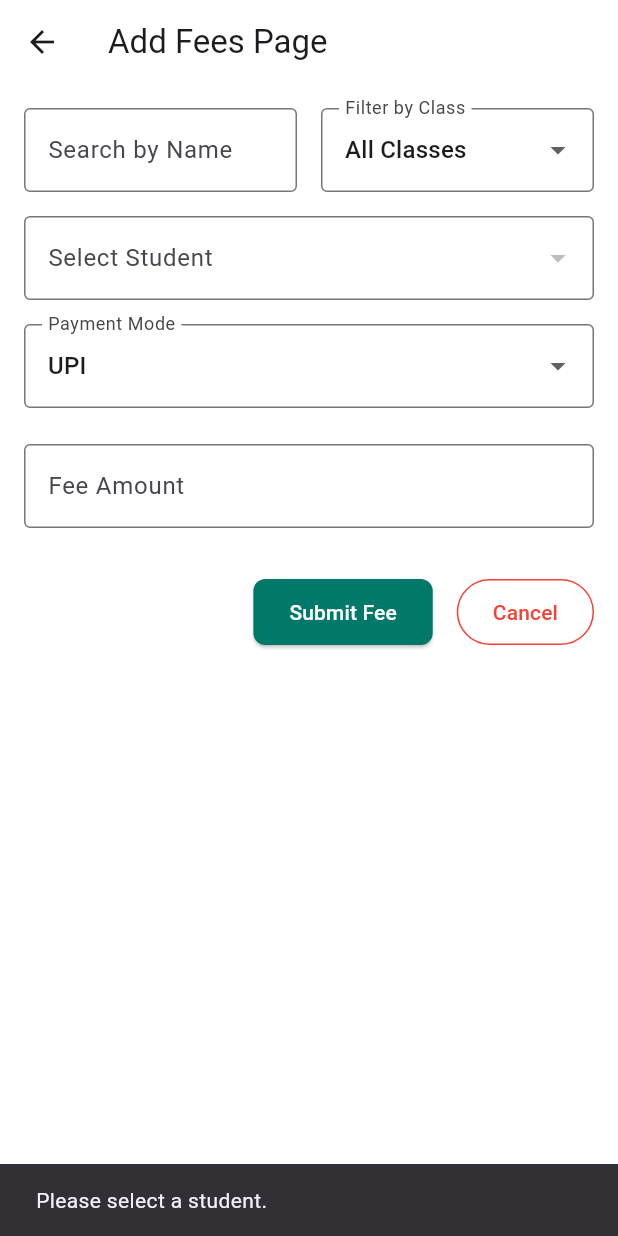
After one commit to Ashishgithubnew/apk-sms, a Flutter app: the AddFeesScreen screen opened directly, after a tap on "All Classes", after a tap on "Submit Fee", on a phone screen of 412 x 824 dp. The commit adds this screen. Run offline on Flutter 3.47's test engine with Material 3 defaults, Android fonts, the phone set to English and light mode, and no system bars; our stand-ins replace animate_do, shared_preferences; accounts and stored records are empty; network calls fail.

Commit message:
create student fees

```diff
--- /dev/null
+++ b/lib/Screens/Finance/add_fees_screen.dart
@@ -0,0 +1,356 @@
+import 'package:flutter/material.dart';
+import 'package:http/http.dart' as http;
+import 'dart:convert';
+import 'package:shared_preferences/shared_preferences.dart';
+
+// Import student_fees_screen.dart to access Student and FamilyDetails classes
+import 'student_fees_screen.dart';
+
+class AddFeesScreen extends StatefulWidget {
+  const AddFeesScreen({Key? key}) : super(key: key);
+
+  @override
+  State<AddFeesScreen> createState() => _AddFeesScreenState();
+}
+
+class _AddFeesScreenState extends State<AddFeesScreen> {
+  List<Student> _allStudents = [];
+  List<Student> _filteredStudents = [];
+  Student? _selectedStudent;
+  final TextEditingController _searchController = TextEditingController();
+  final TextEditingController _feeAmountController = TextEditingController();
+  String? _selectedPaymentMode = 'UPI'; // Default payment mode
+  final List<String> _paymentModes = ['UPI', 'Cash', 'Card', 'Bank Transfer'];
+  String? _selectedClassFilter;
+  final List<String> _classFilters = [
+    'Nursery',
+    'LKG',
+    'UKG',
+    '1st',
+    '2nd',
+    '3rd',
+    '4th',
+    '5th',
+    '6th',
+    '7th',
+    '8th',
+    '9th',
+    '10th',
+    '11th',
+    '12th'
+  ]; // Example classes
+
+  @override
+  void initState() {
+    super.initState();
+    _fetchStudents();
+    _searchController.addListener(_filterStudents);
+  }
+
+  @override
+  void dispose() {
+    _searchController.removeListener(_filterStudents);
+    _searchController.dispose();
+    _feeAmountController.dispose();
+    super.dispose();
+  }
+
+  Future<String?> getToken() async {
+    SharedPreferences prefs = await SharedPreferences.getInstance();
+    return prefs.getString('authToken');
+  }
+
+  Future<void> _fetchStudents() async {
+    try {
+      final token = await getToken();
+      final url = Uri.parse('https://s-m-s-keyw.onrender.com/student/findAllStudent');
+      final response = await http.get(
+        url,
+        headers: {
+          'Content-Type': 'application/json',
+          'Authorization': 'Bearer $token',
+        },
+      );
+      if (response.statusCode == 200) {
+        final List<dynamic> jsonList = json.decode(response.body);
+        setState(() {
+          _allStudents =
+              jsonList.map((json) => Student.fromJson(json)).toList();
+          _filteredStudents =
+              _allStudents; // Initialize filtered students with all students
+        });
+      } else {
+        throw Exception('Failed to load students: ${response.statusCode}');
+      }
+    } catch (e) {
+      if (mounted) { // Check if the widget is still mounted before showing SnackBar
+        ScaffoldMessenger.of(context).showSnackBar(
+          SnackBar(content: Text('Failed to load students: $e')),
+        );
+      }
+    }
+  }
+
+  void _filterStudents() {
+    final query = _searchController.text.toLowerCase();
+    setState(() {
+      _filteredStudents = _allStudents.where((student) {
+        final matchesName = student.name.toLowerCase().contains(query);
+        final matchesClass = _selectedClassFilter == null ||
+            student.cls?.toLowerCase() == _selectedClassFilter!.toLowerCase();
+        return matchesName && matchesClass;
+      }).toList();
+      // If the selected student is no longer in the filtered list, deselect them
+      if (_selectedStudent != null &&
+          !_filteredStudents.contains(_selectedStudent)) {
+        _selectedStudent = null;
+      }
+    });
+  }
+
+  void _applyClassFilter(String? className) {
+    setState(() {
+      _selectedClassFilter = className;
+      _filterStudents(); // Re-filter based on the new class selection
+    });
+  }
+
+  Future<void> _submitFee() async {
+    // Dismiss the keyboard if it's open
+    FocusScope.of(context).unfocus();
+
+    if (_selectedStudent == null) {
+      ScaffoldMessenger.of(context).showSnackBar(
+        const SnackBar(content: Text('Please select a student.')),
+      );
+      return;
+    }
+    if (_feeAmountController.text.isEmpty) {
+      ScaffoldMessenger.of(context).showSnackBar(
+        const SnackBar(content: Text('Please enter fee amount.')),
+      );
+      return;
+    }
+    if (_selectedPaymentMode == null) {
+      ScaffoldMessenger.of(context).showSnackBar(
+        const SnackBar(content: Text('Please select a payment mode.')),
+      );
+      return;
+    }
+
+    final feeAmount = double.tryParse(_feeAmountController.text);
+    if (feeAmount == null || feeAmount <= 0) {
+      ScaffoldMessenger.of(context).showSnackBar(
+        const SnackBar(content: Text('Please enter a valid fee amount.')),
+      );
+      return;
+    }
+
+    final token = await getToken();
+    final url = Uri.parse('https://s-m-s-keyw.onrender.com/student/saveFees');
+    final payload = json.encode({
+      "id": _selectedStudent!.id,
+      "fee": feeAmount,
+      "paymentMode": _selectedPaymentMode,
+    });
+
+    try {
+      final response = await http.post(
+        url,
+        headers: {
+          'Content-Type': 'application/json',
+          'Authorization': 'Bearer $token',
+        },
+        body: payload,
+      );
+
+      if (response.statusCode == 200) {
+        if (mounted) {
+          ScaffoldMessenger.of(context).showSnackBar(
+            const SnackBar(content: Text('Fee submitted successfully!')),
+          );
+          Navigator.pop(context, true); // Pop with true to indicate success
+        }
+      } else {
+        if (mounted) {
+          ScaffoldMessenger.of(context).showSnackBar(
+            SnackBar(
+                content: Text('Failed to submit fee: ${response.body}')),
+          );
+        }
+      }
+    } catch (e) {
+      if (mounted) {
+        ScaffoldMessenger.of(context).showSnackBar(
+          SnackBar(content: Text('Error submitting fee: $e')),
+        );
+      }
+    }
+  }
+
+  @override
+  Widget build(BuildContext context) {
+    return Scaffold(
+      appBar: AppBar(
+        title: const Text('Add Fees Page'),
+      ),
+      body: GestureDetector( // Added GestureDetector to dismiss keyboard on tap outside
+        onTap: () {
+          FocusScope.of(context).unfocus();
+        },
+        child: SingleChildScrollView(
+          padding: const EdgeInsets.all(16.0),
+          child: Column(
+            crossAxisAlignment: CrossAxisAlignment.start,
+            children: [
+              Row(
+                children: [
+                  Expanded(
+                    child: TextField(
+                      controller: _searchController,
+                      decoration: const InputDecoration(
+                        labelText: 'Search by Name',
+                        hintText: 'Search student name',
+                        border: OutlineInputBorder(),
+                      ),
+                    ),
+                  ),
+                  const SizedBox(width: 16),
+                  Expanded(
+                    child: DropdownButtonFormField<String>(
+                      value: _selectedClassFilter,
+                      decoration: const InputDecoration(
+                        labelText: 'Filter by Class',
+                        border: OutlineInputBorder(),
+                      ),
+                      items: [
+                        const DropdownMenuItem(
+                          value: null,
+                          child: Text('All Classes'),
+                        ),
+                        ..._classFilters.map((cls) => DropdownMenuItem(
+                              value: cls,
+                              child: Text(cls),
+                            )),
+                      ],
+                      onChanged: (value) {
+                        // Dismiss keyboard before changing dropdown value
+                        FocusScope.of(context).unfocus();
+                        _applyClassFilter(value);
+                      },
+                    ),
+                  ),
+                ],
+              ),
+              const SizedBox(height: 16),
+              DropdownButtonFormField<Student>(
+                value: _selectedStudent,
+                decoration: const InputDecoration(
+                  labelText: 'Select Student',
+                  border: OutlineInputBorder(),
+                ),
+                onChanged: (Student? newValue) {
+                  // Dismiss keyboard before changing dropdown value
+                  FocusScope.of(context).unfocus();
+                  setState(() {
+                    _selectedStudent = newValue;
+                  });
+                },
+                items: _filteredStudents.map<DropdownMenuItem<Student>>(
+                  (Student student) {
+                    return DropdownMenuItem<Student>(
+                      value: student,
+                      child: Text('${student.name} (${student.email ?? 'No Email'})'),
+                    );
+                  },
+                ).toList(),
+                isExpanded: true,
+              ),
+              const SizedBox(height: 16),
+              DropdownButtonFormField<String>(
+                value: _selectedPaymentMode,
+                decoration: const InputDecoration(
+                  labelText: 'Payment Mode',
+                  border: OutlineInputBorder(),
+                ),
+                onChanged: (String? newValue) {
+                  // Dismiss keyboard before changing dropdown value
+                  FocusScope.of(context).unfocus();
+                  setState(() {
+                    _selectedPaymentMode = newValue;
+                  });
+                },
+                items: _paymentModes.map<DropdownMenuItem<String>>(
+                  (String mode) {
+                    return DropdownMenuItem<String>(
+                      value: mode,
+                      child: Text(mode),
+                    );
+                  },
+                ).toList(),
+                isExpanded: true,
+              ),
+              const SizedBox(height: 24),
+              if (_selectedStudent != null) ...[
+                Text('Student Name: ${_selectedStudent!.name}',
+                    style: const TextStyle(fontSize: 16)),
+                const SizedBox(height: 8),
+                Text(
+                    'Father Name: ${_selectedStudent!.familyDetails?.stdo_FatherName ?? 'N/A'}',
+                    style: const TextStyle(fontSize: 16)),
+                const SizedBox(height: 8),
+                Text(
+                    'Remaining Fees: ₹${_selectedStudent!.remainingFees.toStringAsFixed(2)}',
+                    style: const TextStyle(fontSize: 16)),
+                const SizedBox(height: 16),
+              ],
+              TextField(
+                controller: _feeAmountController,
+                keyboardType: TextInputType.number,
+                decoration: const InputDecoration(
+                  labelText: 'Fee Amount',
+                  hintText: 'Enter fee amount',
+                  border: OutlineInputBorder(),
+                ),
+              ),
+              const SizedBox(height: 32),
+              Row(
+                mainAxisAlignment: MainAxisAlignment.end,
+                children: [
+                  ElevatedButton(
+                    onPressed: _submitFee,
+                    style: ElevatedButton.styleFrom( // Corrected style
+                      backgroundColor: Colors.teal[700],
+                      foregroundColor: Colors.white,
+                      padding: const EdgeInsets.symmetric(
+                          horizontal: 24, vertical: 12),
+                      shape: RoundedRectangleBorder(
+                        borderRadius: BorderRadius.circular(8),
+                      ),
+                    ),
+                    child: const Text('Submit Fee'),
+                  ),
+                  const SizedBox(width: 16),
+                  OutlinedButton(
+                    onPressed: () {
+                      // Dismiss keyboard before navigating back
+                      FocusScope.of(context).unfocus();
+                      Navigator.pop(context);
+                    },
+                    style: OutlinedButton.styleFrom(
+                      foregroundColor: Colors.red,
+                      side: const BorderSide(color: Colors.red),
+                      padding: const EdgeInsets.symmetric(
+                          horizontal: 24, vertical: 12),
+                    ),
+                    child: const Text('Cancel'),
+                  ),
+                ],
+              ),
+            ],
+          ),
+        ),
+      ),
+    );
+  }
+}
--- /dev/null
+++ b/lib/Screens/Finance/student_fees_screen.dart
@@ -0,0 +1,228 @@
+import 'dart:convert';
+import 'package:flutter/material.dart';
+import 'package:http/http.dart' as http;
+import 'package:shared_preferences/shared_preferences.dart';
+
+// Import the new screen (now they are in the same directory)
+import 'add_fees_screen.dart';
+
+class StudentFeesScreen extends StatefulWidget {
+  const StudentFeesScreen({Key? key}) : super(key: key);
+
+  @override
+  State<StudentFeesScreen> createState() => _StudentFeesScreenState();
+}
+
+class _StudentFeesScreenState extends State<StudentFeesScreen> {
+  late Future<List<Student>> _studentsFuture;
+
+  @override
+  void initState() {
+    super.initState();
+    _studentsFuture = fetchStudents();
+  }
+
+  Future<String?> getToken() async {
+    SharedPreferences prefs = await SharedPreferences.getInstance();
+    return prefs.getString('authToken');
+  }
+
+  Future<List<Student>> fetchStudents() async {
+    final token = await getToken();
+    final url = Uri.parse('https://s-m-s-keyw.onrender.com/student/findAllStudent');
+    final response = await http.get(
+      url,
+      headers: {
+        'Content-Type': 'application/json',
+        'Authorization': 'Bearer $token',
+      },
+    );
+    if (response.statusCode == 200) {
+      final List<dynamic> jsonList = json.decode(response.body);
+      return jsonList.map((json) => Student.fromJson(json)).toList();
+    } else {
+      throw Exception('Failed to load students');
+    }
+  }
+
+  void _navigateToAddFeesScreen() async {
+    // Before navigating, ensure any active text field loses focus
+    FocusScope.of(context).unfocus();
+
+    final result = await Navigator.push(
+      context,
+      MaterialPageRoute(builder: (context) => const AddFeesScreen()),
+    );
+
+    // If a fee was successfully added (result is true), refresh the student list
+    if (result == true) {
+      setState(() {
+        _studentsFuture = fetchStudents();
+      });
+    }
+  }
+
+  @override
+  Widget build(BuildContext context) {
+    return Scaffold(
+      appBar: AppBar(
+        title: const Text('Student Fees'),
+      ),
+      body: FutureBuilder<List<Student>>(
+        future: _studentsFuture,
+        builder: (context, snapshot) {
+          if (snapshot.connectionState == ConnectionState.waiting) {
+            return const Center(child: CircularProgressIndicator());
+          } else if (snapshot.hasError) {
+            return Center(child: Text('Error: ${snapshot.error}'));
+          } else if (!snapshot.hasData || snapshot.data!.isEmpty) {
+            return const Center(child: Text('No students found'));
+          }
+
+          final students = snapshot.data!;
+          return ListView.builder(
+            itemCount: students.length,
+            itemBuilder: (context, index) {
+              final student = students[index];
+              return Card(
+                margin: const EdgeInsets.symmetric(vertical: 6, horizontal: 12),
+                child: ListTile(
+                  title: Text(student.name),
+                  subtitle: Column(
+                    crossAxisAlignment: CrossAxisAlignment.start,
+                    children: [
+                      Text('Class: ${student.cls ?? 'N/A'}'),
+                      Text('Total Fee: ₹${student.totalFee.toStringAsFixed(2)}'),
+                      Text('Remaining Fees: ₹${student.remainingFees.toStringAsFixed(2)}'),
+                      Text('Status: ${student.status}'),
+                    ],
+                  ),
+                  trailing: const Icon(Icons.payment),
+                  isThreeLine: true,
+                ),
+              );
+            },
+          );
+        },
+      ),
+      floatingActionButton: FloatingActionButton.extended(
+        onPressed: _navigateToAddFeesScreen,
+        label: const Text('Add Student Fees'),
+        icon: const Icon(Icons.add),
+        backgroundColor: Colors.teal[700],
+        foregroundColor: Colors.white,
+      ),
+      floatingActionButtonLocation: FloatingActionButtonLocation.endFloat,
+    );
+  }
+}
+
+// Student and FamilyDetails classes remain in this file
+class Student {
+  final String id;
+  final DateTime creationDateTime;
+  final String name;
+  final String? address;
+  final String? city;
+  final String? state;
+  final FamilyDetails? familyDetails;
+  final String? contact;
+  final String? gender;
+  final DateTime? dob;
+  final String? email;
+  final String? cls;
+  final String? department;
+  final String? category;
+  final String? admissionClass;
+  final DateTime? endDate;
+  final double totalFee;
+  final double remainingFees;
+  final String? studentCode;
+  final String? status;
+  // feeInfo and reportCardEntities are empty lists in your example, so omitted here
+
+  Student({
+    required this.id,
+    required this.creationDateTime,
+    required this.name,
+    this.address,
+    this.city,
+    this.state,
+    this.familyDetails,
+    this.contact,
+    this.gender,
+    this.dob,
+    this.email,
+    this.cls,
+    this.department,
+    this.category,
+    this.admissionClass,
+    this.endDate,
+    required this.totalFee,
+    required this.remainingFees,
+    this.studentCode,
+    this.status,
+  });
+
+  factory Student.fromJson(Map<String, dynamic> json) {
+    return Student(
+      id: json['id'],
+      creationDateTime: DateTime.parse(json['creationDateTime']),
+      name: json['name'],
+      address: json['address'],
+      city: json['city'],
+      state: json['state'],
+      familyDetails: json['familyDetails'] != null
+          ? FamilyDetails.fromJson(json['familyDetails'])
+          : null,
+      contact: json['contact'],
+      gender: json['gender'],
+      dob: json['dob'] != null ? DateTime.parse(json['dob']) : null,
+      email: json['email'],
+      cls: json['cls'],
+      department: json['department'],
+      category: json['category'],
+      admissionClass: json['admissionClass'],
+      endDate: json['endDate'] != null ? DateTime.tryParse(json['endDate']) : null,
+      totalFee: (json['totalFee'] is int) ? (json['totalFee'] as int).toDouble() : (json['totalFee'] ?? 0).toDouble(),
+      remainingFees: (json['remainingFees'] is int) ? (json['remainingFees'] as int).toDouble() : (json['remainingFees'] ?? 0).toDouble(),
+      studentCode: json['studentCode'],
+      status: json['status'],
+    );
+  }
+}
+
+class FamilyDetails {
+  final String? stdo_FatherName;
+  final String? stdo_MotherName;
+  final String? stdo_primaryContact;
+  final String? stdo_secondaryContact;
+  final String? stdo_address;
+  final String? stdo_city;
+  final String? stdo_state;
+  final String? stdo_email;
+
+  FamilyDetails({
+    this.stdo_FatherName,
+    this.stdo_MotherName,
+    this.stdo_primaryContact,
+    this.stdo_secondaryContact,
+    this.stdo_address,
+    this.stdo_city,
+    this.stdo_state,
+    this.stdo_email,
+  });
+
+  factory FamilyDetails.fromJson(Map<String, dynamic> json) {
+    return FamilyDetails(
+      stdo_FatherName: json['stdo_FatherName'],
+      stdo_MotherName: json['stdo_MotherName'],
+      stdo_primaryContact: json['stdo_primaryContact'],
+      stdo_secondaryContact: json['stdo_secondaryContact'],
+      stdo_address: json['stdo_address'],
+      stdo_city: json['stdo_city'],
+      stdo_state: json['stdo_state'],
+      stdo_email: json['stdo_email'],
+    );
+  }
+}
```
Also changed, not shown: lib/widgets/drawer_menu.dart (+12 -0 lines).
